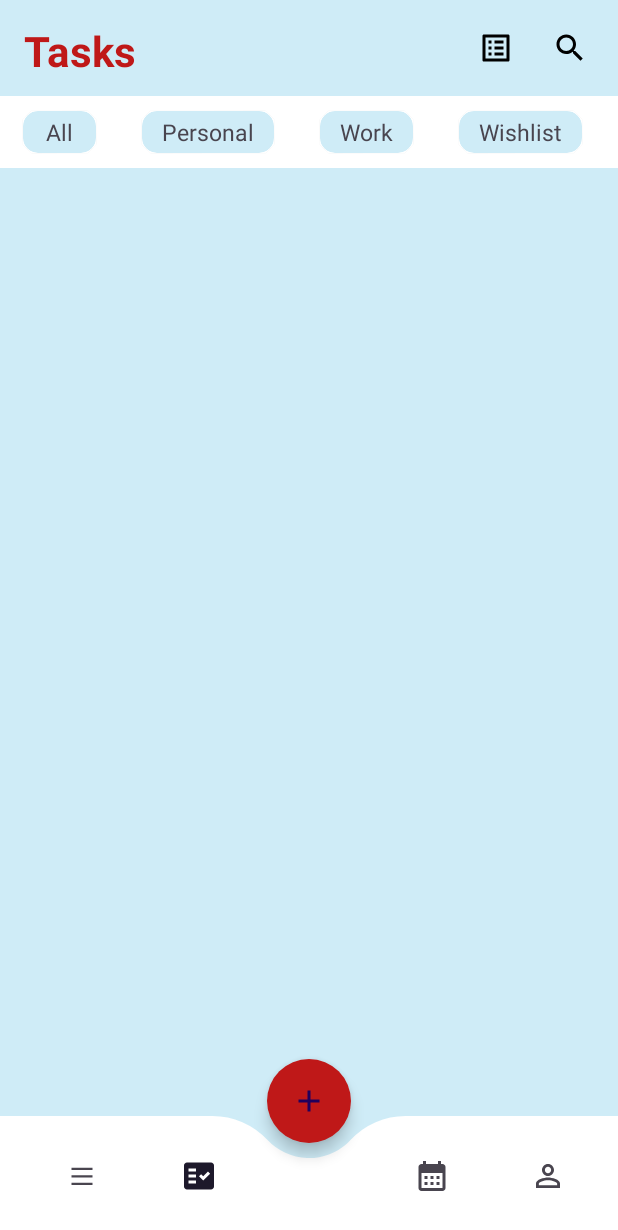
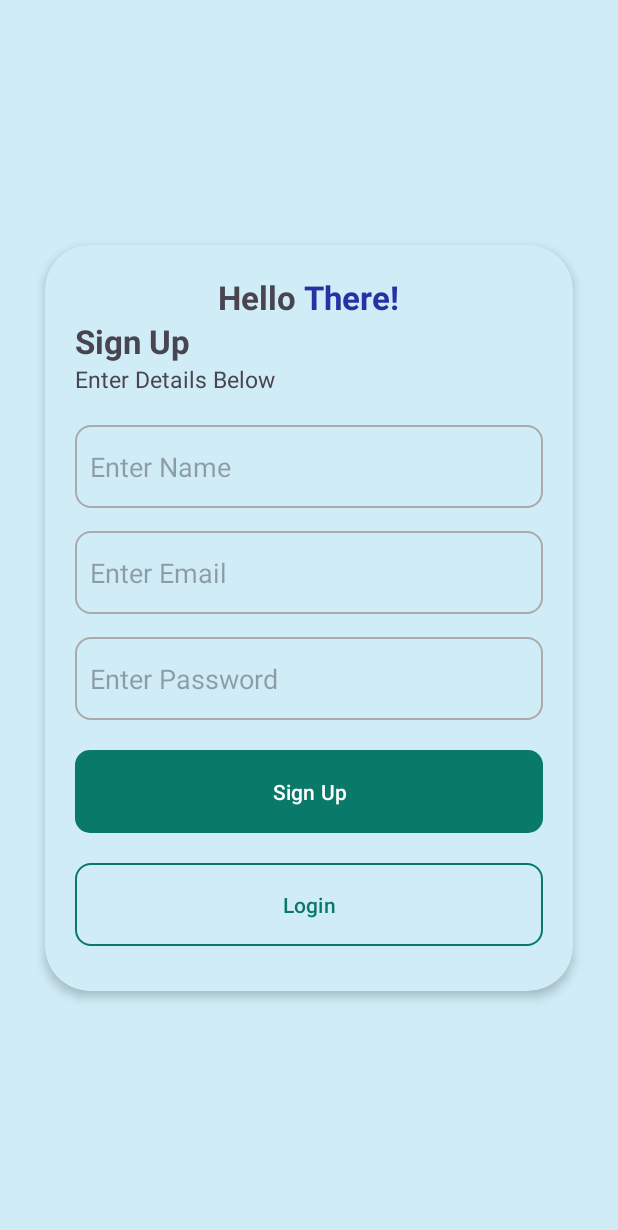
Before and after one commit to Aqeelabbas34/To-Do-List, an Android app: the screen it shows after launch (MainActivity before the commit, SignUp after it), on a phone screen of 412 x 824 dp. Shown: the top 1230 px of the screen. Run offline under Robolectric (Android 15) with nearby library versions, the phone set to English and light mode, and no system bars; our stand-ins replace Firebase (no records; nobody signed in at launch, a user with empty details on screens opened directly).

Commit message:
firebase

```diff
--- a/app/build.gradle.kts
+++ b/app/build.gradle.kts
@@ -1,5 +1,6 @@
 plugins {
     alias(libs.plugins.android.application)
+    alias(libs.plugins.google.gms.google.services)
 }
 
 android {
@@ -42,6 +43,7 @@ dependencies {
     implementation(libs.material)
     implementation(libs.activity)
     implementation(libs.constraintlayout)
+    implementation(libs.firebase.firestore)
     testImplementation(libs.junit)
     androidTestImplementation(libs.ext.junit)
     androidTestImplementation(libs.espresso.core)
--- /dev/null
+++ b/app/src/main/java/com/aqeel/to_do_list/SignUp.java
@@ -0,0 +1,65 @@
+package com.aqeel.to_do_list;
+
+import android.content.Intent;
+import android.os.Bundle;
+import android.renderscript.ScriptGroup;
+import android.view.View;
+import android.widget.Toast;
+
+import androidx.activity.EdgeToEdge;
+import androidx.annotation.NonNull;
+import androidx.appcompat.app.AppCompatActivity;
+import androidx.core.graphics.Insets;
+import androidx.core.view.ViewCompat;
+import androidx.core.view.WindowInsetsCompat;
+
+import com.aqeel.to_do_list.databinding.ActivitySignUpBinding;
+import com.google.android.gms.tasks.OnFailureListener;
+import com.google.android.gms.tasks.OnSuccessListener;
+import com.google.firebase.Firebase;
+import com.google.firebase.firestore.DocumentReference;
+import com.google.firebase.firestore.FirebaseFirestore;
+
+public class SignUp extends AppCompatActivity {
+    FirebaseFirestore db;
+    ActivitySignUpBinding binding;
+
+    @Override
+    protected void onCreate(Bundle savedInstanceState) {
+        super.onCreate(savedInstanceState);
+        EdgeToEdge.enable(this);
+        binding=ActivitySignUpBinding.inflate(getLayoutInflater());
+        setContentView(binding.getRoot());
+        db=FirebaseFirestore.getInstance();
+
+
+       binding.btnSignUP.setOnClickListener(view -> {
+           String name=binding.nameET.getText().toString();
+           String mail=binding.EmailET.getText().toString();
+           String password=binding.paswordET.getText().toString();
+           if(name.isEmpty()){
+               binding.nameET.setError("enter name");
+           } else if (mail.isEmpty()) {
+               binding.EmailET.setError("enter email");
+           } else if (password.isEmpty()) {
+               binding.paswordET.setError("enter password");
+           }
+          else {
+               ModelUser modelUser=new ModelUser(name,mail,password);
+
+               db.collection("User").add(modelUser)
+                       .addOnSuccessListener(documentReference -> {
+                           Toast.makeText(SignUp.this,"Successful",Toast.LENGTH_LONG).show();
+                       })
+                       .addOnFailureListener(new OnFailureListener() {
+                           @Override
+                           public void onFailure(@NonNull Exception e) {
+                               Toast.makeText(SignUp.this,"failed",Toast.LENGTH_SHORT).show();;
+                           }
+                       });
+               startActivity(new Intent(SignUp.this,MainActivity.class));
+           }
+
+       });
+    }
+}
--- /dev/null
+++ b/app/src/main/res/drawable/edittext_bg.xml
@@ -0,0 +1,6 @@
+<?xml version="1.0" encoding="utf-8"?>
+<shape xmlns:android="http://schemas.android.com/apk/res/android">
+<corners android:radius="10dp"/>
+    <stroke android:width="1dp"
+        android:color="#AAAAAA"/>
+</shape>
--- /dev/null
+++ b/app/src/main/res/drawable/loginbtn_bg.xml
@@ -0,0 +1,9 @@
+<?xml version="1.0" encoding="utf-8"?>
+<shape xmlns:android="http://schemas.android.com/apk/res/android">
+<corners android:radius="10dp"/>
+    <stroke android:color="@color/grey"
+        android:width="1dp"
+        />
+    <solid android:color="@android:color/transparent"/>
+
+</shape>
--- /dev/null
+++ b/app/src/main/res/layout/activity_sign_up.xml
@@ -0,0 +1,121 @@
+<?xml version="1.0" encoding="utf-8"?>
+<RelativeLayout xmlns:android="http://schemas.android.com/apk/res/android"
+    xmlns:app="http://schemas.android.com/apk/res-auto"
+    xmlns:tools="http://schemas.android.com/tools"
+    android:id="@+id/main"
+    android:layout_width="match_parent"
+    android:layout_height="match_parent"
+    android:orientation="vertical"
+    android:background="@color/skyBlue"
+    tools:context=".SignUp">
+<androidx.cardview.widget.CardView
+    android:layout_width="600dp"
+    android:layout_height="wrap_content"
+
+    app:cardBackgroundColor="@color/skyBlue"
+    android:layout_centerInParent="true"
+    app:cardCornerRadius="30dp"
+    android:layout_marginHorizontal="30dp"
+    app:cardElevation="4dp"
+    android:outlineAmbientShadowColor="@color/skyBlue"
+    >
+    <RelativeLayout
+        android:layout_width="match_parent"
+        android:layout_height="match_parent"
+        >
+        <LinearLayout
+            android:layout_width="wrap_content"
+            android:layout_height="wrap_content"
+            android:orientation="horizontal"
+            android:id="@+id/hello_id_holder"
+            android:layout_marginTop="20dp"
+            android:layout_centerHorizontal="true"
+            >
+            <TextView
+                android:layout_width="wrap_content"
+                android:layout_height="wrap_content"
+                android:text="@string/hello"
+                android:textSize="22sp"
+                android:textStyle="bold"
+                android:layout_marginEnd="5dp"/>
+            <TextView
+                android:layout_width="wrap_content"
+                android:layout_height="wrap_content"
+                android:text="@string/there"
+                android:textSize="22sp"
+                android:textStyle="bold"
+                android:textColor="#2532A4"/>
+        </LinearLayout>
+        <TextView
+            android:id="@+id/signUp_id"
+            android:layout_width="wrap_content"
+            android:layout_height="wrap_content"
+            android:text="@string/signUp"
+            android:layout_below="@id/hello_id_holder"
+            android:textSize="22sp"
+            android:textStyle="bold"
+            android:layout_marginStart="20dp"/>
+        <TextView
+            android:layout_width="wrap_content"
+            android:layout_height="wrap_content"
+            android:id="@+id/credential_id_holder"
+            android:text="@string/credentials"
+            android:layout_below="@id/signUp_id"
+            android:layout_marginStart="20dp"
+            android:textSize="15sp"/>
+        <EditText
+            android:layout_width="match_parent"
+            android:layout_height="55dp"
+            android:id="@+id/name_ET"
+            android:layout_below="@id/credential_id_holder"
+            android:background="@drawable/edittext_bg"
+            android:layout_marginHorizontal="20dp"
+            android:layout_marginTop="20dp"
+            android:hint="Enter Name"
+            android:paddingStart="10dp"/>
+        <EditText
+            android:layout_width="match_parent"
+            android:layout_height="55dp"
+            android:id="@+id/Email_ET"
+            android:layout_below="@id/name_ET"
+            android:background="@drawable/edittext_bg"
+            android:layout_marginHorizontal="20dp"
+            android:layout_marginTop="15dp"
+            android:hint="Enter Email"
+            android:paddingStart="10dp"/>
+        <EditText
+            android:layout_width="match_parent"
+            android:layout_height="55dp"
+            android:id="@+id/pasword_ET"
+            android:layout_below="@id/Email_ET"
+            android:background="@drawable/edittext_bg"
+            android:layout_marginHorizontal="20dp"
+            android:layout_marginTop="15dp"
+            android:hint="Enter Password"
+            android:paddingStart="10dp"/>
+        <Button
+            android:layout_width="match_parent"
+            android:layout_height="55dp"
+            android:id="@+id/btn_signUP"
+            android:text="@string/signUp"
+            android:layout_below="@id/pasword_ET"
+            android:layout_marginTop="20dp"
+            app:backgroundTint="@null"
+            android:background="@drawable/save_btn_bg"
+            android:layout_marginHorizontal="20dp"/>
+        <Button
+            android:layout_width="match_parent"
+            android:layout_height="55dp"
+            android:id="@+id/btn_login"
+            android:text="@string/Login"
+            android:textColor="@color/grey"
+            android:layout_below="@id/btn_signUP"
+            android:layout_marginTop="20dp"
+            app:backgroundTint="@null"
+            android:background="@drawable/loginbtn_bg"
+            android:layout_marginHorizontal="20dp"
+            android:layout_marginBottom="30dp"/>
+
+    </RelativeLayout>
+</androidx.cardview.widget.CardView>
+</RelativeLayout>
--- a/app/src/main/res/values/colors.xml
+++ b/app/src/main/res/values/colors.xml
@@ -4,7 +4,7 @@
     <color name="white">#FFFFFFFF</color>
 
     <color name="boneWhite">#F9F6EE</color>
-    <color name="grey">#BF1818</color>
+    <color name="grey">#097969</color>
         <color name="eggShell">#F0EAD6</color>
     <color name="skyBlue">#cfecf7</color>
 
--- a/app/src/main/res/values/strings.xml
+++ b/app/src/main/res/values/strings.xml
@@ -24,7 +24,15 @@
     <string name="Overview">Task Overview</string>
     <string name="pendingCategories">Pending Tasks In Categories</string>
 
-    <string name="DevelopedBy">Developed By Enfotrix</string>
+    <string name="signUp">Sign Up</string>
+    <string name="hello">Hello</string>
+    <string name="Login">Login</string>
+    <string name="Back">Back </string>
+    <string name="there">There! </string>
+    <string name="Welcome">Welcome </string>
+
+    <string name="credentials">Enter Details Below </string>
+
     <!-- TODO: Remove or change this placeholder text -->
     <string name="hello_blank_fragment">Hello blank fragment</string>
 </resources>
--- a/build.gradle.kts
+++ b/build.gradle.kts
@@ -1,4 +1,5 @@
 // Top-level build file where you can add configuration options common to all sub-projects/modules.
 plugins {
     alias(libs.plugins.android.application) apply false
+    alias(libs.plugins.google.gms.google.services) apply false
 }
--- a/gradle/libs.versions.toml
+++ b/gradle/libs.versions.toml
@@ -7,6 +7,8 @@ appcompat = "1.7.0"
 material = "1.12.0"
 activity = "1.9.2"
 constraintlayout = "2.1.4"
+googleGmsGoogleServices = "4.4.2"
+firebaseFirestore = "25.1.0"
 
 [libraries]
 junit = { group = "junit", name = "junit", version.ref = "junit" }
@@ -16,6 +18,8 @@ appcompat = { group = "androidx.appcompat", name = "appcompat", version.ref = "a
 material = { group = "com.google.android.material", name = "material", version.ref = "material" }
 activity = { group = "androidx.activity", name = "activity", version.ref = "activity" }
 constraintlayout = { group = "androidx.constraintlayout", name = "constraintlayout", version.ref = "constraintlayout" }
+firebase-firestore = { group = "com.google.firebase", name = "firebase-firestore", version.ref = "firebaseFirestore" }
 
 [plugins]
 android-application = { id = "com.android.application", version.ref = "agp" }
+google-gms-google-services = { id = "com.google.gms.google-services", version.ref = "googleGmsGoogleServices" }
```
Also changed, not shown: app/src/main/AndroidManifest.xml (+7 -4 lines), app/src/main/java/com/aqeel/to_do_list/ModelUser.java (added, +36 -0 lines), app/src/main/res/layout/activity_login.xml (+102 -2 lines), 1 other file.
